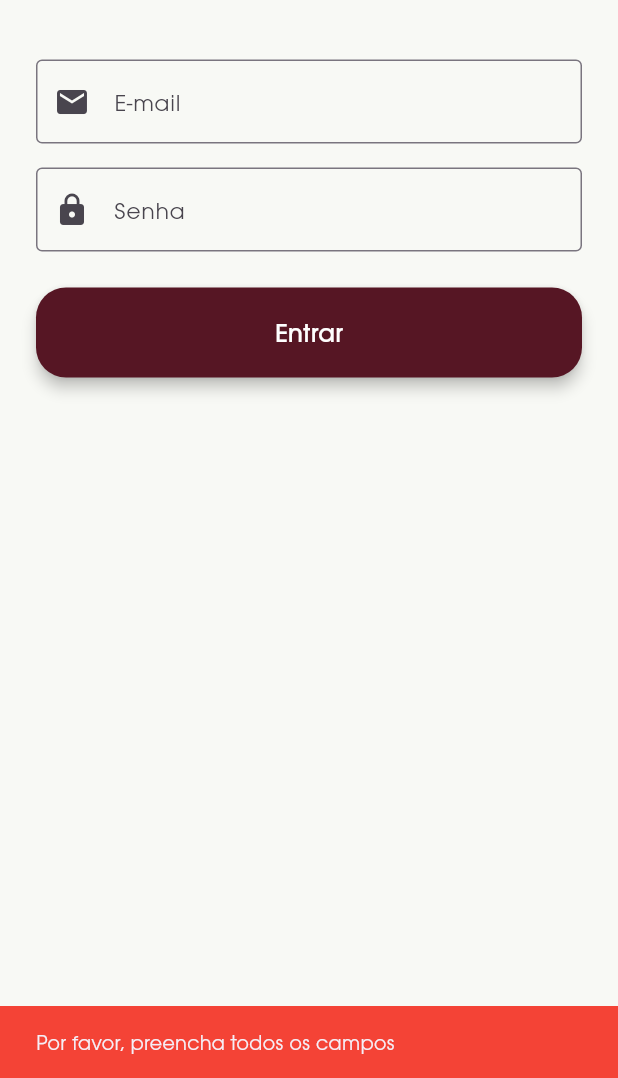
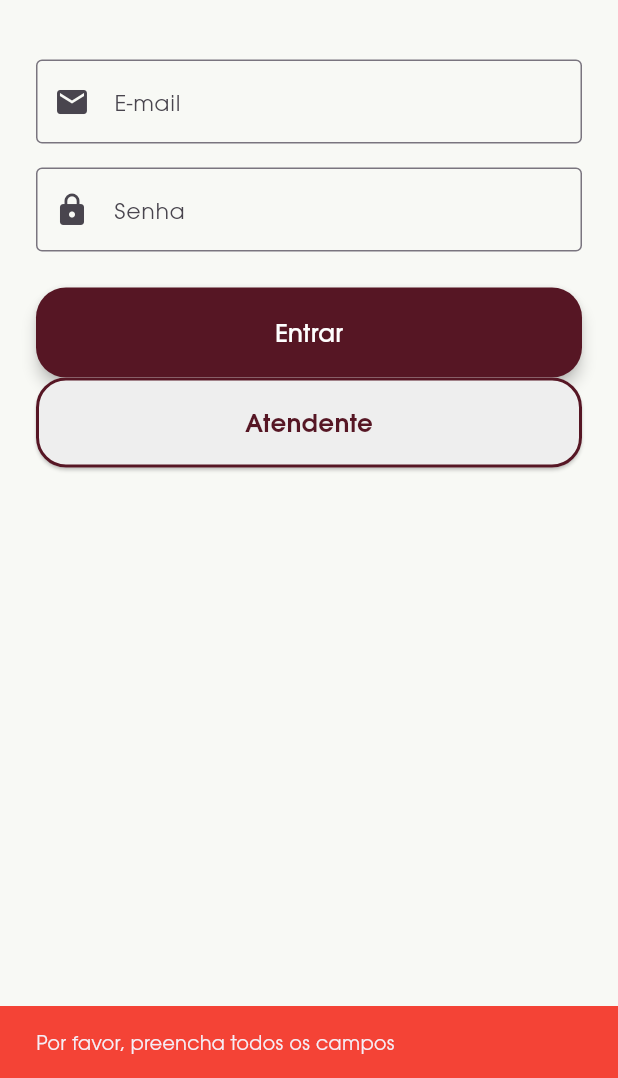
Before and after one commit to Cassinokled/bpk_labmovel, a Flutter app: the screen it shows after launch, after a tap on "Entrar", on a phone screen of 412 x 824 dp, the part 158-1236 px from its top. Run offline on Flutter 3.47's test engine with Material 3 defaults, Android fonts, the light colour scheme and no system bars; our stand-ins replace firebase_auth, firebase_core, flutter_dotenv, flutter_svg, qr_flutter; missing offline and left inert: mobile_scanner; accounts and stored records are empty.

Commit message:
Criado a tela do atendente

```diff
--- a/lib/views/pages/login_page.dart
+++ b/lib/views/pages/login_page.dart
@@ -1,6 +1,9 @@
 import 'package:flutter/material.dart';
 import '../widgets/app_logo.dart'; // Seu widget de logo
 import '../../services/auth_service.dart';
+import 'package:bpk_labmovel/views/pages/atendente_page.dart';
+
+
 
 class LoginPage extends StatefulWidget {
   const LoginPage({super.key});
@@ -138,6 +141,34 @@ class _LoginPageState extends State<LoginPage> {
                         ),
                       ),
               ),
+                // botao atendente
+              ElevatedButton(
+              onPressed: () {
+                Navigator.push(
+                  context,
+                  MaterialPageRoute(builder: (context) => const AtendentePage()),
+                );
+              },
+              style: ElevatedButton.styleFrom(
+                backgroundColor: Colors.grey[200],
+                foregroundColor: const Color.fromARGB(255, 86, 22, 36),
+                minimumSize: const Size(double.infinity, 60),
+                shape: RoundedRectangleBorder(
+                  borderRadius: BorderRadius.circular(20),
+                  side: const BorderSide(
+                    color: Color.fromARGB(255, 86, 22, 36),
+                    width: 2,
+                  ),
+                ),
+              ),
+              child: const Text(
+                'Atendente',
+                style: TextStyle(
+                  fontSize: 18,
+                  fontWeight: FontWeight.w600,
+                ),
+              ),
+            ),
             ],
           ),
         ),
```
Also changed, not shown: lib/views/pages/atendente_page.dart (added, +94 -0 lines), lib/views/pages/registros_emprestimos_page.dart (added, +43 -0 lines).
